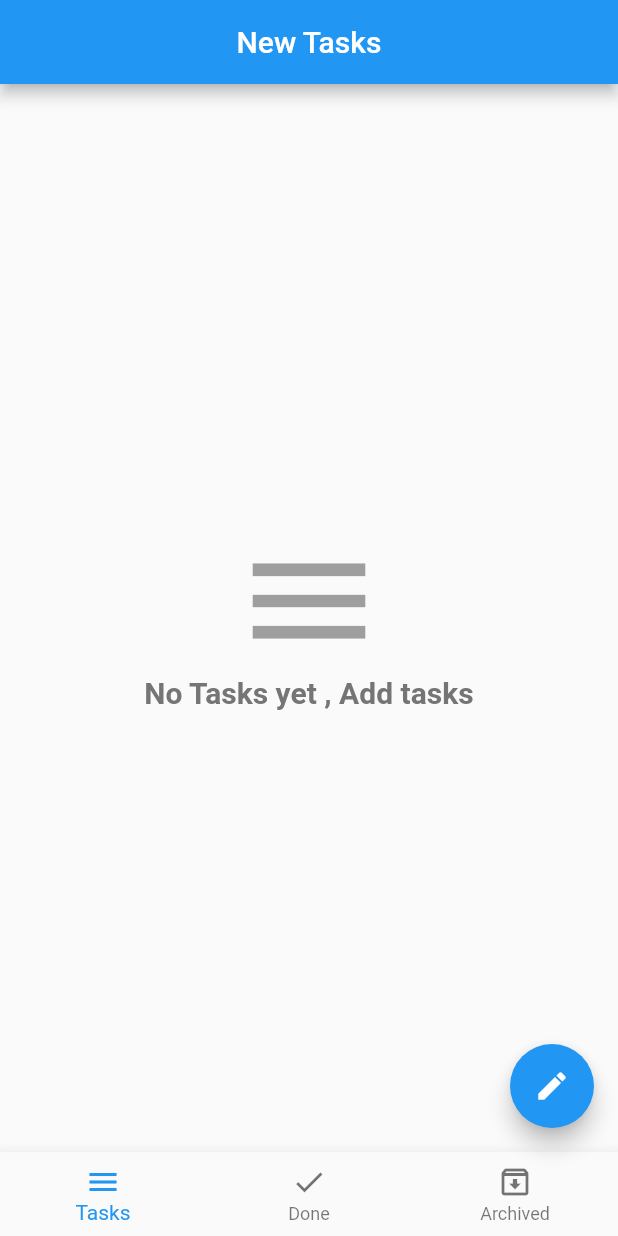
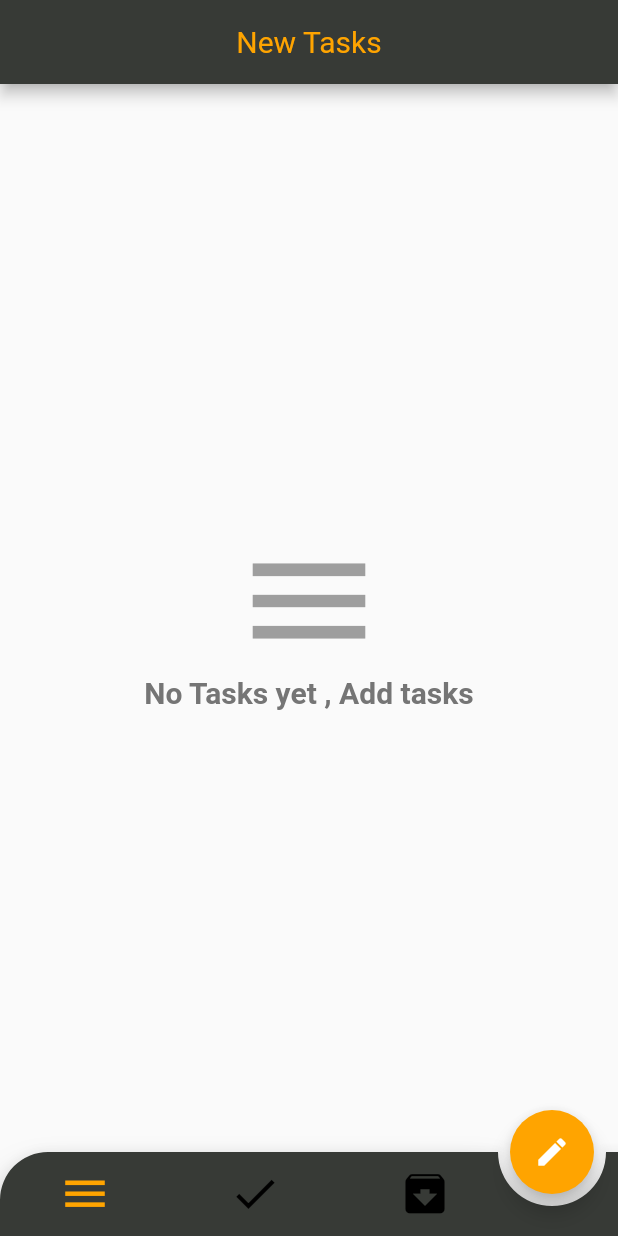
Before and after one commit to A7meKamaL11/todo_app-master, a Flutter app: the screen it shows after launch, on a phone screen of 412 x 824 dp. Run offline on Flutter 3.47's test engine with Material 2 defaults, Android fonts, the phone set to English and light mode, and no system bars; drawn by our look-alikes of animated_bottom_navigation_bar; our stand-ins replace bloc, conditional_builder_null_safety, flutter_bloc, sqflite; missing offline and left inert: dart:ffi; accounts and stored records are empty.

Commit message:
delete tasks update and finish App

```diff
--- a/lib/layout/Home_Layout.dart
+++ b/lib/layout/Home_Layout.dart
@@ -1,34 +1,26 @@
+import 'package:animated_bottom_navigation_bar/animated_bottom_navigation_bar.dart';
 import 'package:conditional_builder_null_safety/conditional_builder_null_safety.dart';
 import 'package:flutter/material.dart';
 import 'package:flutter_bloc/flutter_bloc.dart';
 import 'package:intl/intl.dart';
 import 'package:todo_app/shared/components/components.dart';
+import 'package:todo_app/shared/components/constants.dart';
 import 'package:todo_app/shared/cubit/cubit.dart';
 import 'package:todo_app/shared/cubit/states.dart';
 
-
-class Home_layout extends StatelessWidget{
-
-
-
-  var scafoldKey=GlobalKey<ScaffoldState>();
-  var formKey =GlobalKey<FormState>();
-
+class Home_layout extends StatelessWidget {
+  var scafoldKey = GlobalKey<ScaffoldState>();
+  var formKey = GlobalKey<FormState>();
 
   Home_layout({Key? key}) : super(key: key);
 
-
-
-
   @override
   Widget build(BuildContext context) {
-
     return BlocProvider(
-      create: (context) =>AppCubit()..CreateDatabase(),
-      child:BlocConsumer<AppCubit,CubitStates>(
+        create: (context) => AppCubit()..CreateDatabase(),
+        child: BlocConsumer<AppCubit, CubitStates>(
           listener: (context, state) {
-            if (state is InsertIntoDataBase)
-            {
+            if (state is InsertIntoDataBase) {
               Navigator.pop(context);
               AppCubit.get(context).titleControler.clear();
               AppCubit.get(context).timeControler.clear();
@@ -36,40 +28,44 @@ class Home_layout extends StatelessWidget{
             }
           },
           builder: (context, state) {
-
             // AppCubit().CreateDatabase();
-             AppCubit cubit =BlocProvider.of(context);
+            AppCubit cubit = BlocProvider.of(context);
             return Scaffold(
                 key: scafoldKey,
                 appBar: AppBar(
+                  backgroundColor: HexColor('#373A36'),
                   title: Center(child: Text(cubit.titles[cubit.currentIndex])),
+                  titleTextStyle: TextStyle(
+                    color: HexColor('#FFA400'),
+                    fontSize: 20,
                   ),
-            body: ConditionalBuilder(condition:state is! GetDataBaseLoadingState ,
-                builder:(context)=>cubit.screens[cubit.currentIndex] ,
-                fallback:(context)=>Center(child: CircularProgressIndicator()) ),
-            floatingActionButton:
-            FloatingActionButton(
+                ),
+                body: ConditionalBuilder(
+                    condition: state is! GetDataBaseLoadingState,
+                    builder: (context) => cubit.screens[cubit.currentIndex],
+                    fallback: (context) =>
+                        Center(child: CircularProgressIndicator())),
+                floatingActionButton: FloatingActionButton(
+                  splashColor: HexColor('#FFA400'),
+                  backgroundColor: HexColor('#FFA400'),
                   onPressed: () {
-
-                if(cubit.isButtonSheetShown)
-                {
-                  if(formKey.currentState!.validate()){
-                     cubit.insertToDatabase(
+                    if (cubit.isButtonSheetShown) {
+                      if (formKey.currentState!.validate()) {
+                        cubit
+                            .insertToDatabase(
                                 date: cubit.dateControler.text,
                                 time: cubit.timeControler.text,
-                        title: cubit.titleControler.text
-                    ).then((value){
-                      cubit.isButtonSheetShown=false;
-                      cubit.ChangeButtonSheet(isShow: false, Icon: Icons.edit);
+                                title: cubit.titleControler.text)
+                            .then((value) {
+                          cubit.isButtonSheetShown = false;
+                          cubit.ChangeButtonSheet(
+                              isShow: false, Icon: Icons.edit);
                         });
-
                       }
-
-                }
-                else{
-                  scafoldKey.currentState?.
-                  showBottomSheet((context) =>
-                      Container(
+                    } else {
+                      scafoldKey.currentState
+                          ?.showBottomSheet(
+                              (context) => Container(
                                     color: Colors.grey[200],
                                     padding: EdgeInsets.all(10.0),
                                     child: Form(
@@ -77,15 +73,14 @@ class Home_layout extends StatelessWidget{
                                       child: Column(
                                         mainAxisSize: MainAxisSize.min,
                                         children: [
-                              defaultTextForm(type: TextInputType.text,
+                                          defaultTextForm(
+                                              type: TextInputType.text,
                                               controller: cubit.titleControler,
                                               label: 'title',
-                                  onTap: (){
-                                  },
-                                  validate: (String?value){
-                                    if(value=='')
-                                    {
-                                      return'title is required ';
+                                              onTap: () {},
+                                              validate: (String? value) {
+                                                if (value == '') {
+                                                  return 'title is required ';
                                                 }
                                                 return null;
                                               },
@@ -93,20 +88,26 @@ class Home_layout extends StatelessWidget{
                                           SizedBox(
                                             height: 10.0,
                                           ),
-                              defaultTextForm(type: TextInputType.datetime,
+                                          defaultTextForm(
+                                              type: TextInputType.datetime,
                                               controller: cubit.timeControler,
                                               label: 'Time',
-                                  onTap: (){
-                                    showTimePicker(context: context,
-                                        initialTime: TimeOfDay.fromDateTime(DateTime.now())).then((value) {
-
-                                      cubit.timeControler.text=value!.format(context).toString();
+                                              onTap: () {
+                                                showTimePicker(
+                                                        context: context,
+                                                        initialTime: TimeOfDay
+                                                            .fromDateTime(
+                                                                DateTime.now()))
+                                                    .then((value) {
+                                                  cubit.timeControler.text =
+                                                      value!
+                                                          .format(context)
+                                                          .toString();
                                                 });
                                               },
-                                  validate: (String?value){
-                                    if(value!.isEmpty)
-                                    {
-                                      return'time is required ';
+                                              validate: (String? value) {
+                                                if (value!.isEmpty) {
+                                                  return 'time is required ';
                                                 }
                                                 return null;
                                               },
@@ -114,28 +115,33 @@ class Home_layout extends StatelessWidget{
                                           const SizedBox(
                                             height: 10.0,
                                           ),
-                              defaultTextForm(type: TextInputType.text,
+                                          defaultTextForm(
+                                              type: TextInputType.text,
                                               controller: cubit.dateControler,
                                               label: 'Date',
-                                  onTap: (){
-                                    showDatePicker(context: context,
-                                        initialDate: DateTime.now(),
-                                        firstDate: DateTime.now(),
-                                        lastDate: DateTime.parse('2022-12-30')).
-                                    then((value) {
-                                      cubit.dateControler.text=DateFormat.yMMMd().format(value!);
+                                              onTap: () {
+                                                showDatePicker(
+                                                        context: context,
+                                                        initialDate:
+                                                            DateTime.now(),
+                                                        firstDate:
+                                                            DateTime.now(),
+                                                        lastDate:
+                                                            DateTime.parse(
+                                                                '2022-12-30'))
+                                                    .then((value) {
+                                                  cubit.dateControler.text =
+                                                      DateFormat.yMMMd()
+                                                          .format(value!);
                                                 });
                                               },
-                                  validate: (String?value){
-                                    if(value!.isEmpty)
-                                    {
-                                      return'date is required ';
+                                              validate: (String? value) {
+                                                if (value!.isEmpty) {
+                                                  return 'date is required ';
                                                 }
                                                 return null;
                                               },
                                               prefixIcon: Icons.access_time),
-
-
                                         ],
                                       ),
                                     ),
@@ -143,40 +149,46 @@ class Home_layout extends StatelessWidget{
                               elevation: 40.0,
                               shape: Border.all(
                                 style: BorderStyle.solid,
-                          color: Colors.blue
-                      )
-                  ).closed.then((value){
-                    cubit.ChangeButtonSheet(isShow: false, Icon: Icons.edit);
-
+                                color: HexColor('#FFA400'),
+                              ))
+                          .closed
+                          .then((value) {
+                        cubit.ChangeButtonSheet(
+                            isShow: false, Icon: Icons.edit);
                       });
                       cubit.ChangeButtonSheet(isShow: true, Icon: Icons.add);
-
                     }
                   },
-
-
                   child: Icon(cubit.fabIcon),
-            )
-            ,
-            bottomNavigationBar: BottomNavigationBar(items: [
-              BottomNavigationBarItem(icon: Icon(Icons.menu),label:'Tasks'),
-              BottomNavigationBarItem(icon: Icon(Icons.done),label:'Done'),
-              BottomNavigationBarItem(icon: Icon(Icons.archive_outlined),label:'Archived')
+                ),
+                floatingActionButtonLocation:
+                    FloatingActionButtonLocation.endDocked,
+                bottomNavigationBar: AnimatedBottomNavigationBar(
+                  icons: [
+                    Icons.menu,
+                    Icons.done,
+                    Icons.archive,
                   ],
-              type:BottomNavigationBarType.fixed ,
-              currentIndex: cubit.currentIndex,
                   onTap: (value) {
                     cubit.ChangeNavigationbar(value);
                   },
-            ),
-
-          ) ;
+                  activeIndex: cubit.currentIndex,
+                  backgroundColor: HexColor('#373A36'),
+                  splashColor: HexColor('#FFA400'),
+                  activeColor: HexColor('#FFA400'),
+                  gapLocation: GapLocation.end,
+                  notchSmoothness: NotchSmoothness.verySmoothEdge,
+                  leftCornerRadius: 32,
+                  splashSpeedInMilliseconds: 300,
+                  iconSize: 35,
+                  splashRadius: 50,
+                  shadow: BoxShadow(
+                      offset: Offset(0, 1),
+                      blurRadius: 12,
+                      spreadRadius: 0.5,
+                      color: HexColor('#FFA400')),
+                ));
           },
-      )
-
-    );
+        ));
   }
-
-
-
 }
--- a/lib/shared/components/constants.dart
+++ b/lib/shared/components/constants.dart
@@ -1 +1,15 @@
-List<Map> tasks=[];
+import 'dart:ui';
+
+List<Map> tasks = [];
+
+class HexColor extends Color {
+  HexColor(final String hexColor) : super(_getColorFromHex(hexColor));
+
+  static int _getColorFromHex(String hexColor) {
+    hexColor = hexColor.toUpperCase().replaceAll('#', '');
+    if (hexColor.length == 6) {
+      hexColor = 'FF' + hexColor;
+    }
+    return int.parse(hexColor, radix: 16);
+  }
+}
```
Also changed, not shown: lib/shared/components/components.dart (+98 -77 lines). Lines whose indentation alone changed are shown as unchanged.
